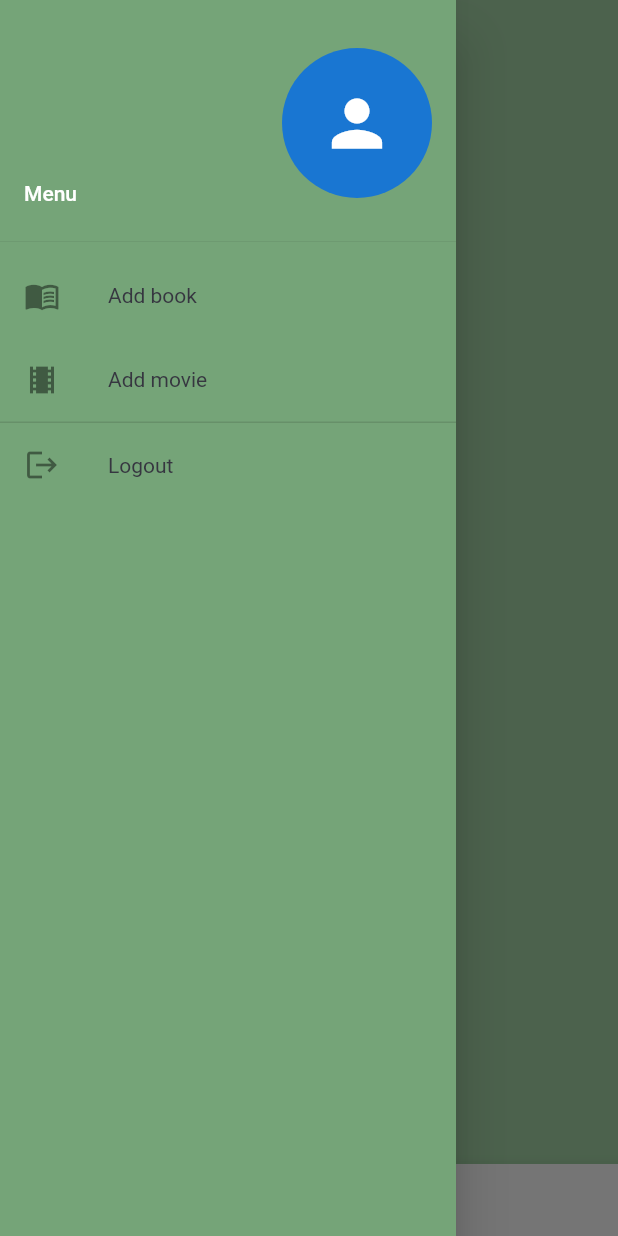
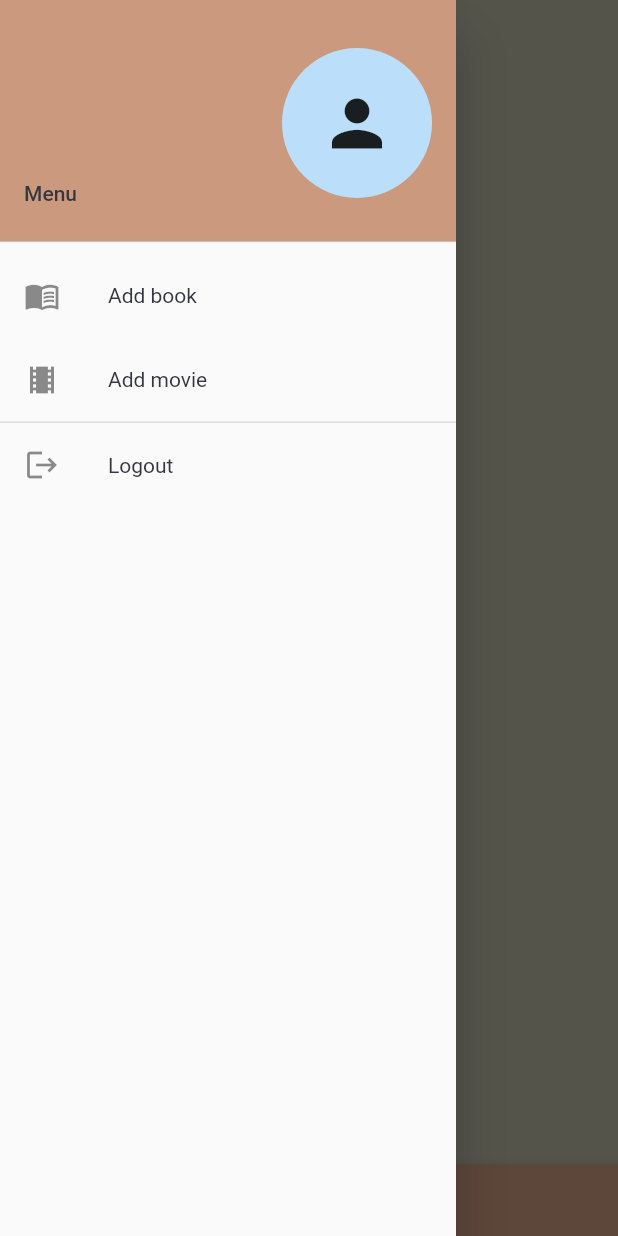
Before and after one commit to GeeA02/Books-and-Movies, a Flutter app: the screen it shows once a user with an empty profile is signed in, with the side drawer open, on a phone screen of 412 x 824 dp. Run offline on Flutter 3.47's test engine with Material 2 defaults, Android fonts, the phone set to English and light mode, and no system bars; drawn by our look-alikes of firebase_database; our stand-ins replace firebase_auth, firebase_core, flutter_dotenv, flutter_signin_button, google_sign_in; accounts and stored records are empty.

Commit message:
changed colors

```diff
--- a/lib/theme/defaultTheme.dart
+++ b/lib/theme/defaultTheme.dart
@@ -4,12 +4,15 @@ import 'package:flutter/material.dart';
 class DefaultTheme with ChangeNotifier {
   static ThemeData get darkTheme {
     return ThemeData(
-      primaryColor: Color(0xFF75a478),
-      canvasColor: Color(0xFF75a478),
-      scaffoldBackgroundColor: Color(0xffa5d6a7),
-      cardColor: Color(0xffa5d6a7),
+      accentColor: Color(0xFF6b705c),
+      primaryColor: Color(0xFFcb997e),
+      buttonColor: Color(0xFF606c38),
+      scaffoldBackgroundColor: Color(0xFFb7b7a4),
+      cardColor: Color(0xFFffe8d6),
+      errorColor: Color(0xFF9d0208),
+      bottomAppBarColor: Color(0xFFcb997e),
       fontFamily: 'Montserrat',
-      textTheme: ThemeData.dark().textTheme.copyWith(
+      textTheme: ThemeData.light().textTheme.copyWith(
             headline1: ThemeData.dark().textTheme.headline1!.copyWith(
                   color: Color(0xFF363640),
                 ),
@@ -23,6 +26,9 @@ class DefaultTheme with ChangeNotifier {
                   color: Color(0xFF363640),
                 ),
             bodyText2: ThemeData.dark().textTheme.bodyText2!.copyWith(
+                  color: Color(0xFF363640),
+                ),
+            bodyText1: ThemeData.dark().textTheme.bodyText1!.copyWith(
                   color: Color(0xFF363640),
                 ),
           ),
--- a/lib/view/mainView.dart
+++ b/lib/view/mainView.dart
@@ -39,7 +39,7 @@ class _MainViewState extends State<MainView> {
     return Scaffold(
       appBar: AppBar(
         backgroundColor: Colors.transparent,
-        iconTheme: IconThemeData(color: Theme.of(context).primaryColorLight),
+        iconTheme: IconThemeData(color: Theme.of(context).cardColor),
         elevation: 0.0,
       ),
       //leftside menu
@@ -117,7 +117,7 @@ class _MainViewState extends State<MainView> {
                   icon: Icon(
                     Icons.menu_book,
                     color: _selectedIndex == 0
-                        ? Theme.of(context).primaryColor
+                        ? Theme.of(context).cardColor
                         : Theme.of(context).secondaryHeaderColor,
                   ),
                 ),
@@ -132,7 +132,7 @@ class _MainViewState extends State<MainView> {
                   icon: Icon(
                     Icons.local_movies,
                     color: _selectedIndex == 1
-                        ? Theme.of(context).primaryColor
+                        ? Theme.of(context).cardColor
                         : Theme.of(context).secondaryHeaderColor,
                   ),
                 ),
```
